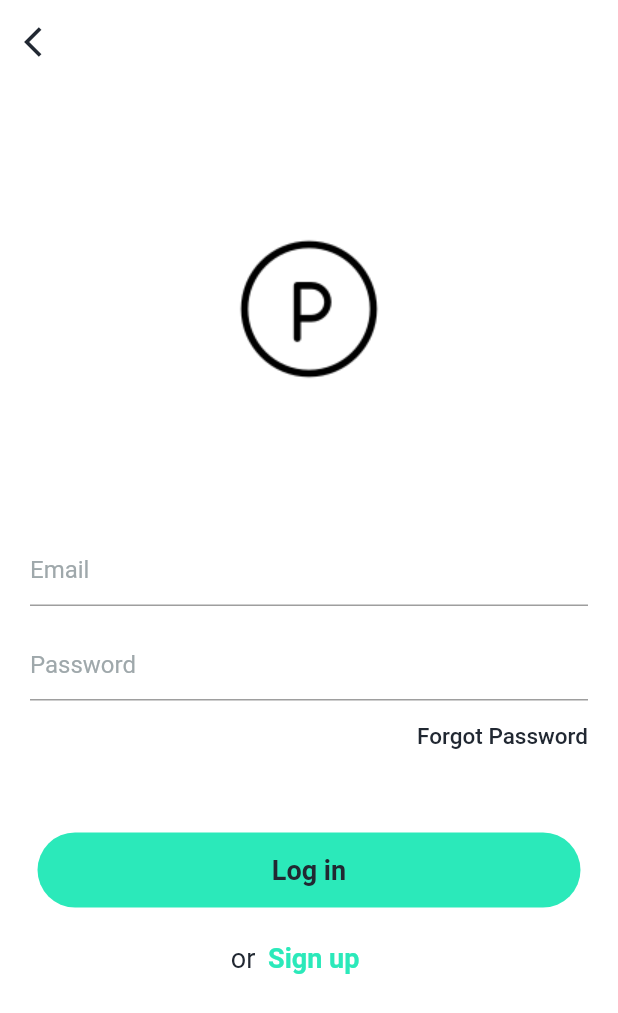
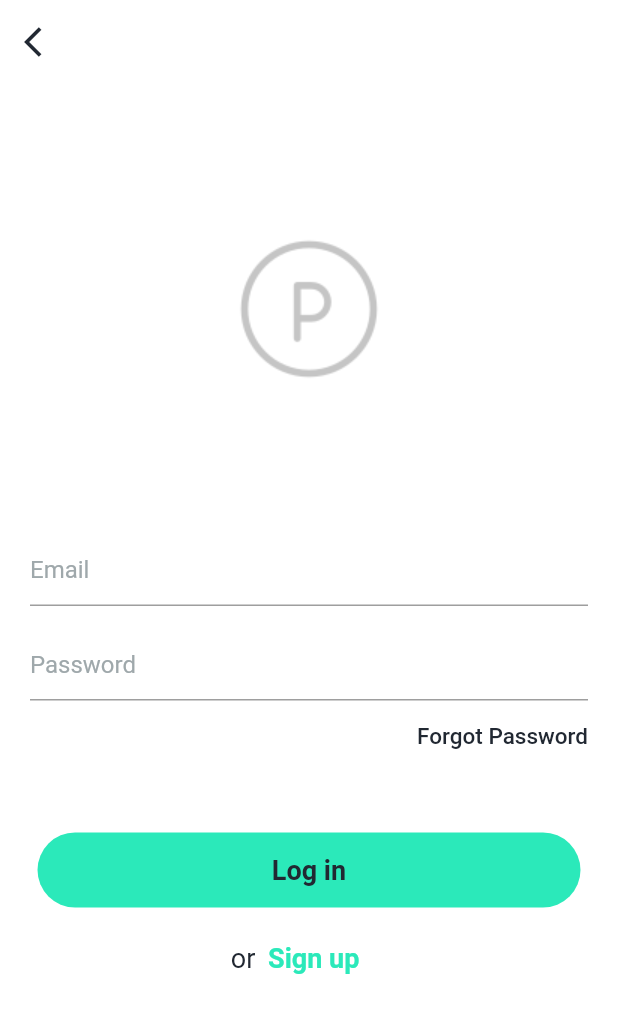
Before and after one commit to Developer-Square/Park254-s-Parking-App-Frontend, a Flutter app: the screen it shows after launch, after a tap on "Login with email", on a phone screen of 412 x 824 dp. Shown: the top 1013 px of the screen. Run offline on Flutter 3.47's test engine with Material 2 defaults, Android fonts, the phone set to English and light mode, and no system bars; missing offline and left inert: keyboard_attachable; project files that could hold a hidden picture were left out.

Commit message:
Latest changes

```diff
--- a/lib/pages/registration_login_page.dart
+++ b/lib/pages/login_page.dart
@@ -1,12 +1,13 @@
 import 'package:flutter/material.dart';
+import 'package:park254_s_parking_app/pages/registration_page.dart';
 import '../components/globals_registration_login.dart' as globals;
 
-class RegistrationLoginPage extends StatefulWidget {
+class LoginPage extends StatefulWidget {
   @override
-  _RegistrationLoginPageState createState() => _RegistrationLoginPageState();
+  _LoginPageState createState() => _LoginPageState();
 }
 
-class _RegistrationLoginPageState extends State<RegistrationLoginPage> {
+class _LoginPageState extends State<LoginPage> {
   //Widget function that displays the inputs
   Widget _buildFormField(String text) {
     return Column(children: <Widget>[
@@ -56,6 +57,7 @@ class _RegistrationLoginPageState extends State<RegistrationLoginPage> {
                 image: AssetImage(
                   'images/parking-icon.png',
                 ),
+                color: Colors.grey.withOpacity(0.6),
                 height: 300.0,
               ),
             ),
@@ -100,7 +102,10 @@ class _RegistrationLoginPageState extends State<RegistrationLoginPage> {
                       ),
                       FlatButton(
                           padding: EdgeInsets.only(right: 10.0),
-                          onPressed: () {},
+                          onPressed: () {
+                            Navigator.of(context).push(MaterialPageRoute(
+                                builder: (context) => RegistrationPage()));
+                          },
                           child: Text(
                             'Sign up',
                             style: TextStyle(
--- a/lib/pages/login_screen.dart
+++ b/lib/pages/login_screen.dart
@@ -1,5 +1,5 @@
 import 'package:flutter/material.dart';
-import 'package:park254_s_parking_app/pages/registration_login_page.dart';
+import 'package:park254_s_parking_app/pages/login_page.dart';
 import '../components/globals_registration_login.dart' as globals;
 
 class LoginScreen extends StatefulWidget {
@@ -53,12 +53,11 @@ class _LoginScreenState extends State<LoginScreen> {
                   child: Text(
                       'You need to sign in or create an account to continue',
                       style: TextStyle(
-                          fontFamily: globals.fontType,
                           fontWeight: FontWeight.bold,
                           color: globals.fontColor,
-                          height: 1.5,
-                          fontSize: 29.0))),
-              SizedBox(height: 200.0),
+                          height: 1.7,
+                          fontSize: 31.0))),
+              SizedBox(height: 160.0),
               Center(
                 child: Column(
                     mainAxisAlignment: MainAxisAlignment.center,
@@ -66,7 +65,7 @@ class _LoginScreenState extends State<LoginScreen> {
                       InkWell(
                         onTap: () {
                           Navigator.of(context).push(MaterialPageRoute(
-                              builder: (context) => RegistrationLoginPage()));
+                              builder: (context) => LoginPage()));
                         },
                         child: Container(
                           height: 50.0,
@@ -79,7 +78,6 @@ class _LoginScreenState extends State<LoginScreen> {
                               child: Text('Login with email',
                                   style: TextStyle(
                                       fontSize: 16.0,
-                                      fontFamily: globals.fontType,
                                       fontWeight: FontWeight.bold,
                                       color: globals.fontColor))),
                         ),
--- a/pubspec.yaml
+++ b/pubspec.yaml
@@ -19,10 +19,11 @@ environment:
 dependencies:
   flutter:
     sdk: flutter
-
+  keyboard_attachable: ^1.0.3
   # The following adds the Cupertino Icons font to your application.
   # Use with the CupertinoIcons class for iOS style icons.
   cupertino_icons: ^0.1.2
+
 
 dev_dependencies:
   flutter_test:
```
Also changed, not shown: lib/pages/registration_page.dart (added, +120 -0 lines), pubspec.lock.
